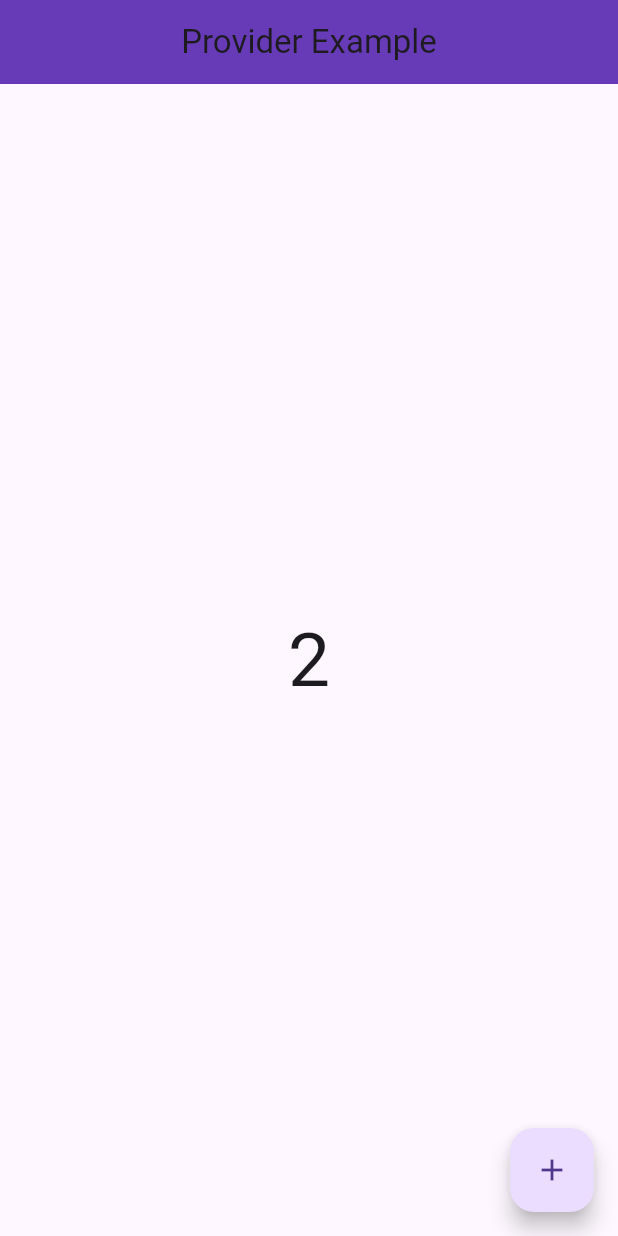
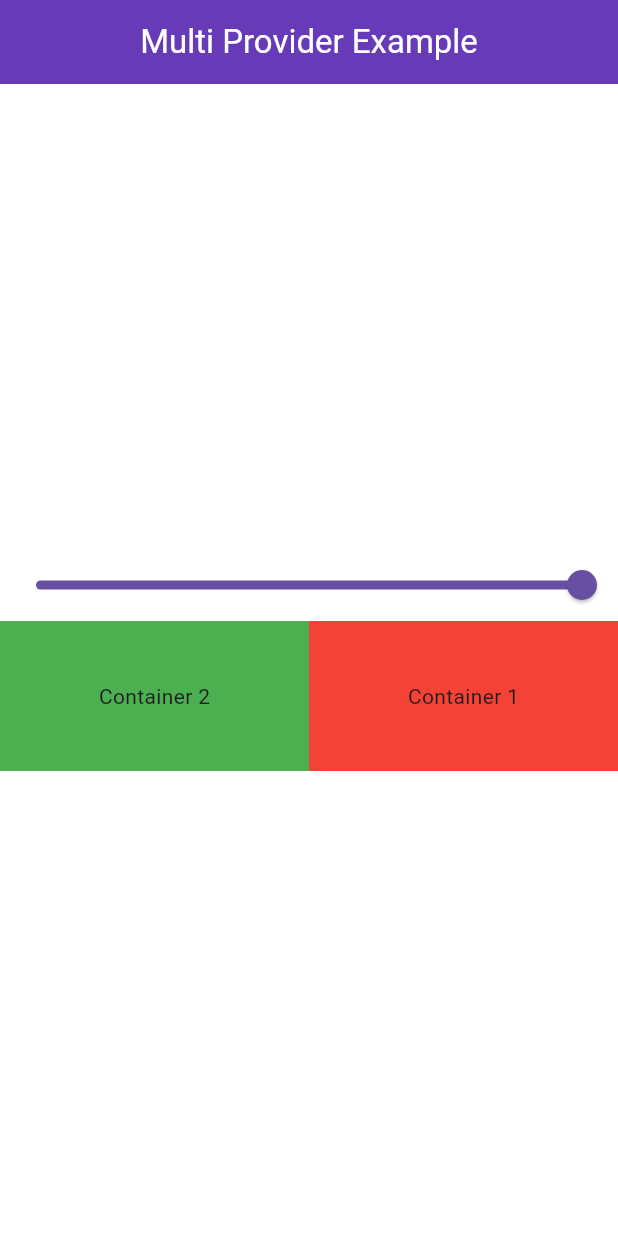
Before and after one commit to NasirKhan05/Api-Project, a Flutter app: the screen it shows after launch, on a phone screen of 412 x 824 dp. Run offline on Flutter 3.47's test engine with Material 3 defaults, Android fonts, the light colour scheme and no system bars.

Commit message:
Multi Provider Example

```diff
--- a/lib/main.dart
+++ b/lib/main.dart
@@ -1,6 +1,8 @@
 import 'package:flutter/material.dart';
 import 'package:get_post_api/provider/count_provider.dart';
+import 'package:get_post_api/provider/example_one_provider.dart';
 import 'package:get_post_api/screen/count_example.dart';
+import 'package:get_post_api/screen/example_one.dart';
 import 'package:get_post_api/three_example.dart';
 import 'package:get_post_api/two_example.dart';
 import 'package:provider/provider.dart';
@@ -14,14 +16,17 @@ class MyApp extends StatelessWidget {
   @override
   Widget build(BuildContext context) {
 
-    return ChangeNotifierProvider(
-        create: (_) => CountProvider(),
+    return MultiProvider(
+        providers: [
+          ChangeNotifierProvider(create: (_) => CountProvider()),
+          ChangeNotifierProvider(create: (_) => ExampleOneProvider()),
+        ],
       child: MaterialApp(
         title: 'Flutter Demo',
         theme: ThemeData(
             primarySwatch: Colors.blue
         ),
-        home: CountExample(),
+        home: ExampleOne(),
       ),
     );
   }
--- /dev/null
+++ b/lib/provider/example_one_provider.dart
@@ -0,0 +1,12 @@
+import 'package:flutter/foundation.dart';
+
+class ExampleOneProvider with ChangeNotifier{
+
+  double _value = 1.0;
+  double get value => _value;
+
+  void setValue(double val){
+    _value = val;
+    notifyListeners();
+  }
+}
--- /dev/null
+++ b/lib/screen/example_one.dart
@@ -0,0 +1,62 @@
+import 'package:flutter/material.dart';
+import 'package:get_post_api/provider/example_one_provider.dart';
+import 'package:provider/provider.dart';
+
+class ExampleOne extends StatefulWidget {
+  const ExampleOne({super.key});
+
+  @override
+  State<ExampleOne> createState() => _ExampleOneState();
+}
+
+class _ExampleOneState extends State<ExampleOne> {
+  @override
+  Widget build(BuildContext context) {
+    print('Hello World');
+    return Scaffold(
+      appBar: AppBar(
+        title: Text('Multi Provider Example', style: TextStyle(color: Colors.white),),
+        centerTitle: true,
+        backgroundColor: Colors.deepPurple,
+      ),
+      backgroundColor: Colors.white,
+      body: Column(
+        mainAxisAlignment: MainAxisAlignment.center,
+        children: [
+          Consumer<ExampleOneProvider>(builder: (context, value, chils){
+            return Slider(
+              min: 0,
+                max: 1,
+                value: value.value, onChanged: (val){
+              value.setValue(val);
+            });
+          }),
+          Consumer<ExampleOneProvider>(builder: (context, value, child){
+            return Row(
+              children: [
+                Expanded(
+                  child: Container(
+                    height: 100,
+                    decoration: BoxDecoration(
+                      color: Colors.green.withOpacity(value.value)
+                    ),
+                    child: Center(child: Text('Container 2')),
+                  ),
+                ),
+                Expanded(
+                  child: Container(
+                    height: 100,
+                    decoration: BoxDecoration(
+                        color: Colors.red.withOpacity(value.value)
+                    ),
+                    child: Center(child: Text('Container 1')),
+                  ),
+                )
+              ],
+            );
+          })
+        ],
+      ),
+    );
+  }
+}
```
